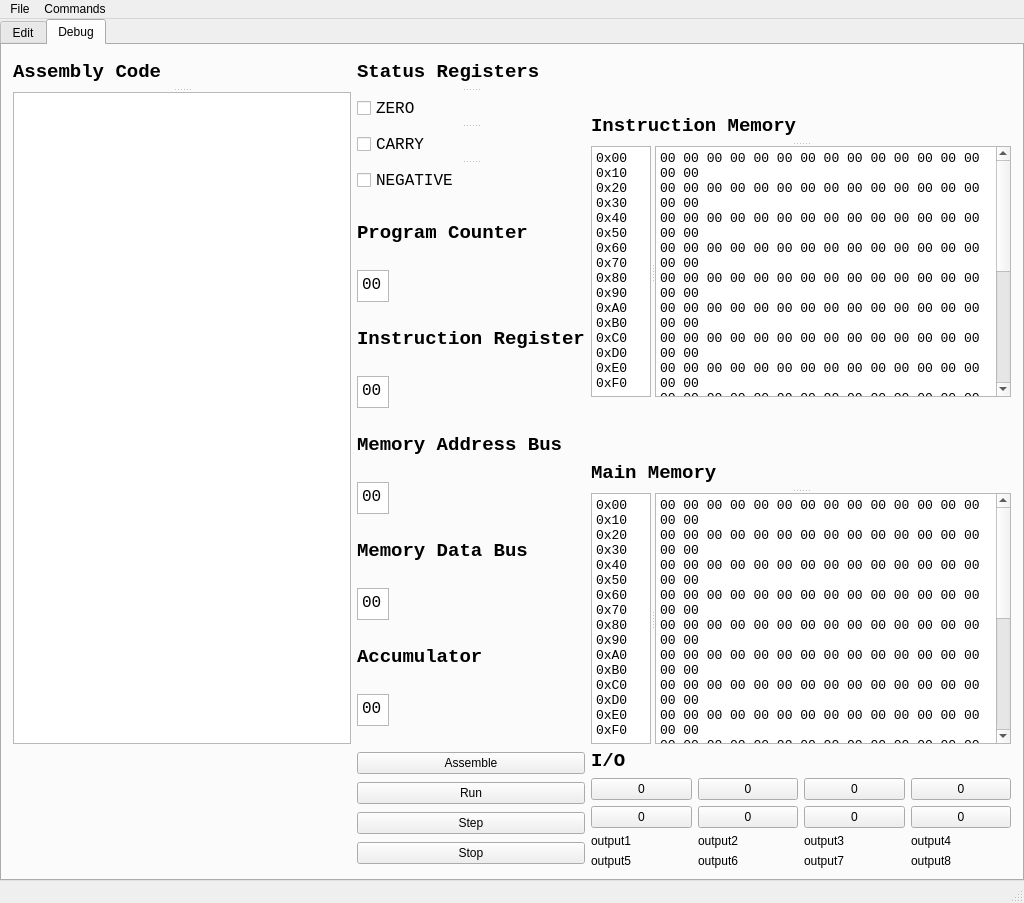
The window that MicroSimulatorGUI/mainwindow.ui (kjwitt/MicroSimulator) describes before a commit, drawn with Qt 5.
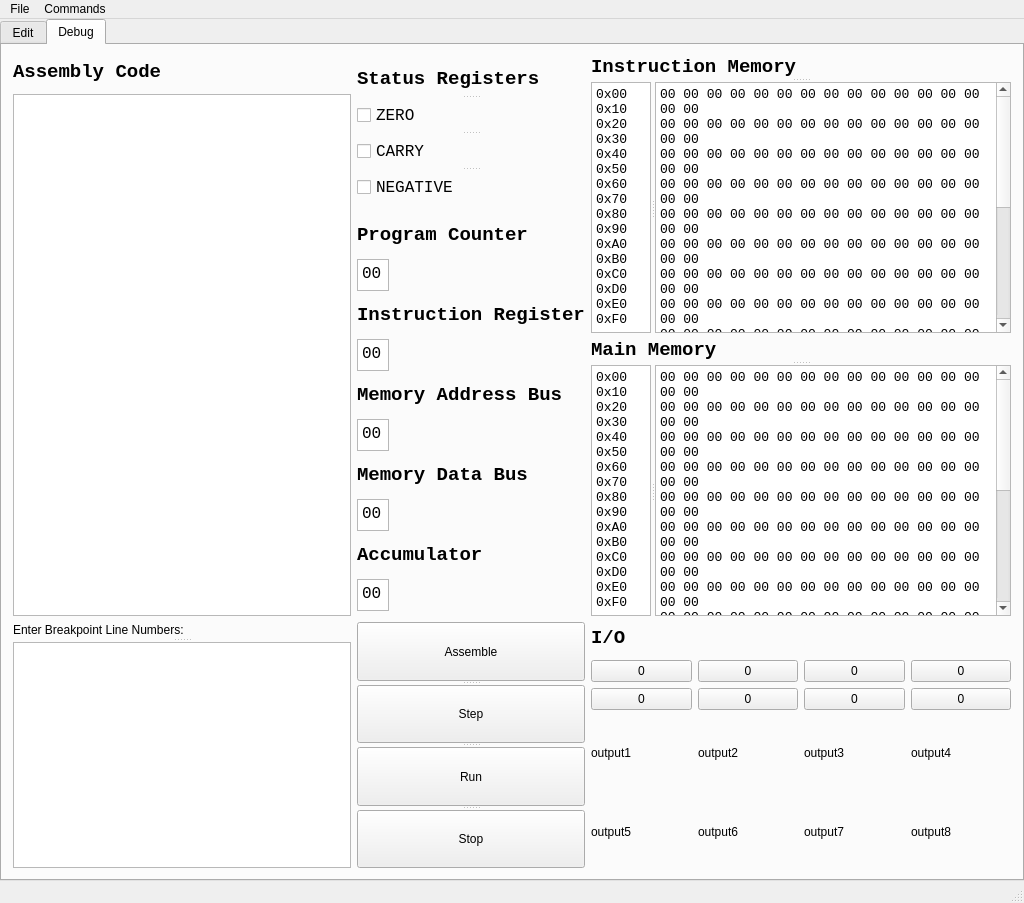
The same window after the commit.

Commit message: added 'step' and 'run' pushbutton functions

```diff
--- a/MicroSimulatorGUI/mainwindow.ui
+++ b/MicroSimulatorGUI/mainwindow.ui
@@ -164,7 +164,37 @@
         <string>Debug</string>
        </attribute>
        <layout class="QGridLayout" name="gridLayout">
-        <item row="0" column="1">
+        <item row="0" column="0">
+         <widget class="QLabel" name="AssemblyCodeLabel">
+          <property name="enabled">
+           <bool>true</bool>
+          </property>
+          <property name="maximumSize">
+           <size>
+            <width>16777215</width>
+            <height>32</height>
+           </size>
+          </property>
+          <property name="font">
+           <font>
+            <family>Consolas</family>
+            <pointsize>14</pointsize>
+            <weight>75</weight>
+            <bold>true</bold>
+           </font>
+          </property>
+          <property name="text">
+           <string>Assembly Code</string>
+          </property>
+          <property name="scaledContents">
+           <bool>false</bool>
+          </property>
+          <property name="textInteractionFlags">
+           <set>Qt::LinksAccessibleByMouse|Qt::TextEditable</set>
+          </property>
+         </widget>
+        </item>
+        <item row="0" column="1" rowspan="2">
          <widget class="QSplitter" name="splitter_6">
           <property name="orientation">
            <enum>Qt::Vertical</enum>
@@ -250,7 +280,7 @@
           </widget>
          </widget>
         </item>
-        <item row="0" column="2" rowspan="2">
+        <item row="0" column="2" rowspan="3">
          <widget class="QSplitter" name="splitter_4">
           <property name="orientation">
            <enum>Qt::Vertical</enum>
@@ -372,7 +402,7 @@
           </widget>
          </widget>
         </item>
-        <item row="1" column="1" rowspan="2">
+        <item row="2" column="1" rowspan="2">
          <layout class="QVBoxLayout" name="verticalLayout_2">
           <item>
            <widget class="QLabel" name="ProgramCounter">
@@ -591,7 +621,7 @@
           </item>
          </layout>
         </item>
-        <item row="2" column="2">
+        <item row="3" column="2">
          <widget class="QSplitter" name="splitter_3">
           <property name="orientation">
            <enum>Qt::Vertical</enum>
@@ -618,7 +648,7 @@
           <widget class="QSplitter" name="splitter_2">
            <property name="maximumSize">
             <size>
-             <width>422</width>
+             <width>421</width>
              <height>251</height>
             </size>
            </property>
@@ -719,39 +749,47 @@
           </widget>
          </widget>
         </item>
-        <item row="3" column="1">
-         <layout class="QVBoxLayout" name="verticalLayout">
-          <item>
+        <item row="4" column="0">
+         <widget class="QSplitter" name="splitter_7">
+          <property name="orientation">
+           <enum>Qt::Vertical</enum>
+          </property>
+          <widget class="QLabel" name="lineBreakLabel">
+           <property name="text">
+            <string>Enter Breakpoint Line Numbers:</string>
+           </property>
+          </widget>
+          <widget class="QTextEdit" name="lineBreakText"/>
+         </widget>
+        </item>
+        <item row="4" column="1">
+         <widget class="QSplitter" name="splitter_5">
+          <property name="orientation">
+           <enum>Qt::Vertical</enum>
+          </property>
            <widget class="QPushButton" name="pushButtonAssmble">
             <property name="text">
              <string>Assemble</string>
             </property>
            </widget>
-          </item>
-          <item>
-           <widget class="QPushButton" name="pushButtonRun">
-            <property name="text">
-             <string>Run</string>
-            </property>
-           </widget>
-          </item>
-          <item>
            <widget class="QPushButton" name="pushButtonStep">
             <property name="text">
              <string>Step</string>
             </property>
            </widget>
-          </item>
-          <item>
+          <widget class="QPushButton" name="pushButtonRun">
+           <property name="text">
+            <string>Run</string>
+           </property>
+          </widget>
            <widget class="QPushButton" name="pushButtonStop">
             <property name="text">
              <string>Stop</string>
             </property>
            </widget>
-          </item>
-         </layout>
-        </item>
-        <item row="3" column="2">
+         </widget>
+        </item>
+        <item row="4" column="2">
          <layout class="QVBoxLayout" name="verticalLayout_5">
           <item>
            <widget class="QLabel" name="MainMemoryLabel_2">
@@ -964,39 +1002,7 @@
           </item>
          </layout>
         </item>
-        <item row="0" column="0" rowspan="3">
-         <widget class="QSplitter" name="splitter_5">
-          <property name="orientation">
-           <enum>Qt::Vertical</enum>
-          </property>
-          <widget class="QLabel" name="AssemblyCodeLabel">
-           <property name="enabled">
-            <bool>true</bool>
-           </property>
-           <property name="maximumSize">
-            <size>
-             <width>16777215</width>
-             <height>32</height>
-            </size>
-           </property>
-           <property name="font">
-            <font>
-             <family>Consolas</family>
-             <pointsize>14</pointsize>
-             <weight>75</weight>
-             <bold>true</bold>
-            </font>
-           </property>
-           <property name="text">
-            <string>Assembly Code</string>
-           </property>
-           <property name="scaledContents">
-            <bool>false</bool>
-           </property>
-           <property name="textInteractionFlags">
-            <set>Qt::LinksAccessibleByMouse|Qt::TextEditable</set>
-           </property>
-          </widget>
+        <item row="1" column="0" rowspan="3">
           <widget class="QPlainTextEdit" name="AssemblyCode">
            <property name="maximumSize">
             <size>
@@ -1017,7 +1023,6 @@
             <number>60</number>
            </property>
           </widget>
-         </widget>
         </item>
        </layout>
        <zorder>splitter_3</zorder>
```
Left out of the diff: 15 changed lines with no effect on the pictures. Lines whose indentation alone changed are shown as unchanged. The commit also changes 2 other files.
